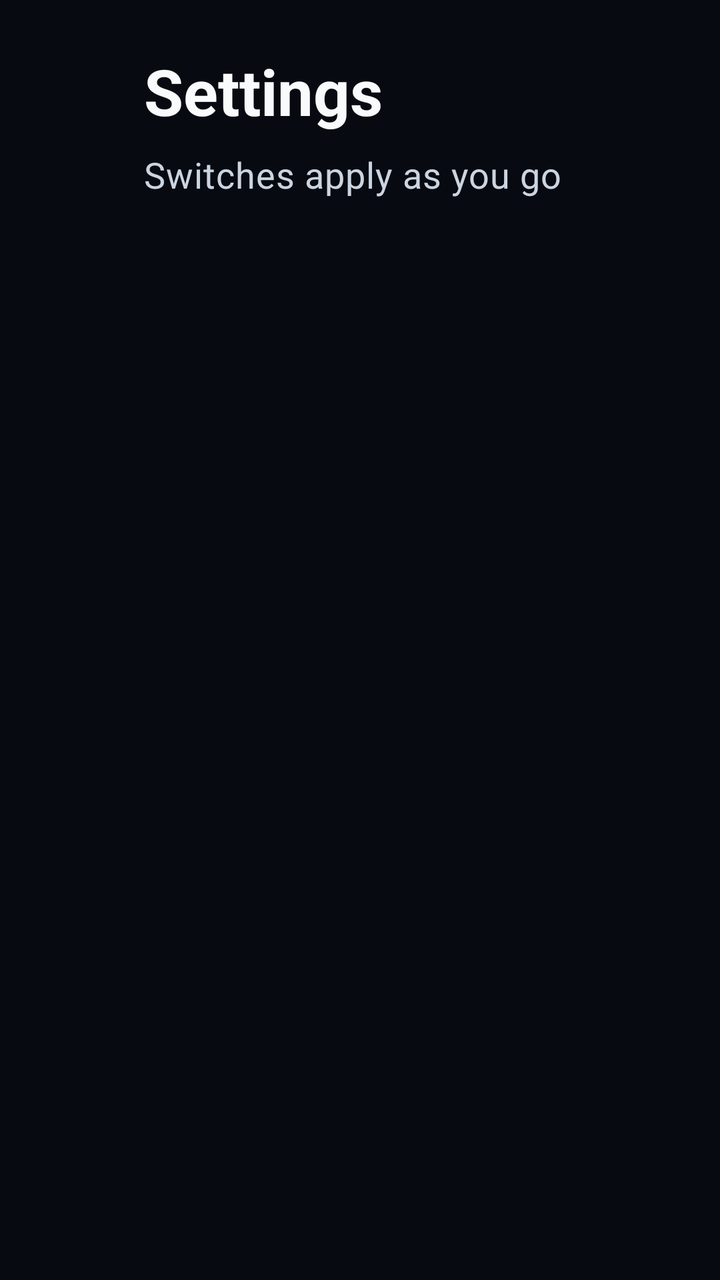
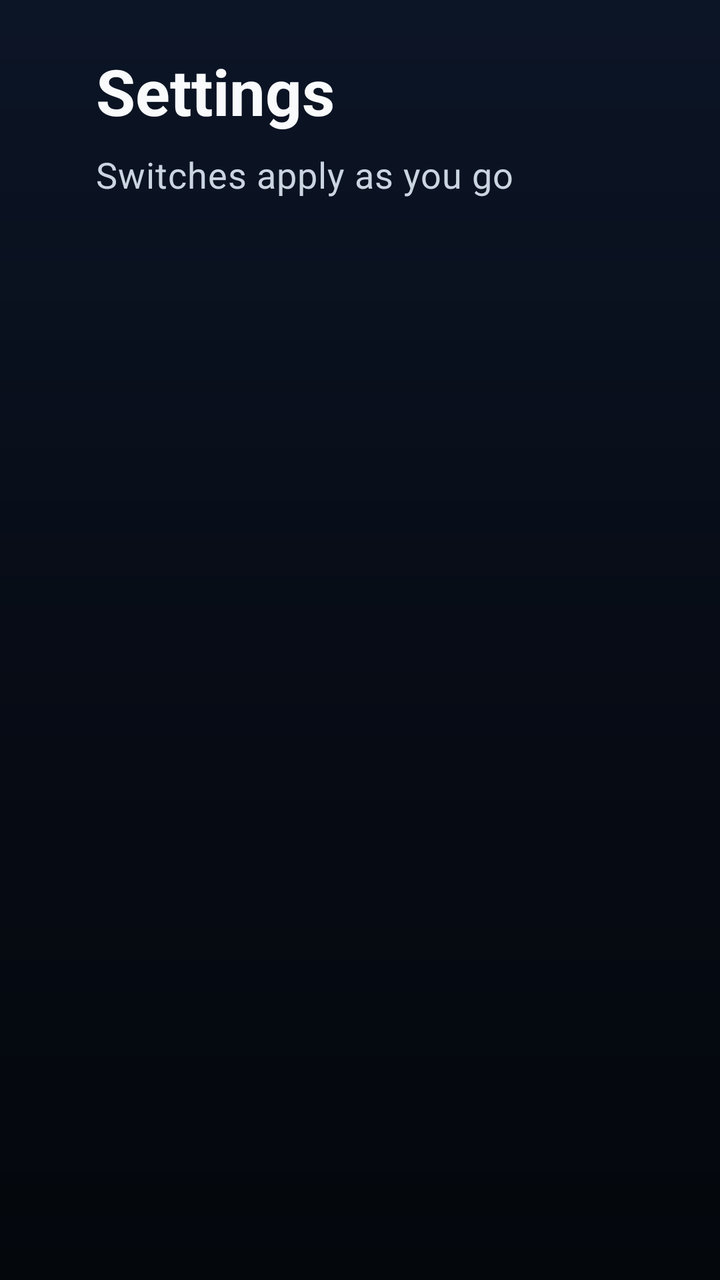

Two renders of the same Android screen: before a commit and after it. Below are the layout's source before the change and the commit's diff.
<!-- AndroidManifest.xml: application theme Theme.P2ptap.Tv -->
<!-- res/layout/fragment_tv_settings.xml -->
<?xml version="1.0" encoding="utf-8"?>
<androidx.constraintlayout.widget.ConstraintLayout
    xmlns:android="http://schemas.android.com/apk/res/android"
    xmlns:app="http://schemas.android.com/apk/res-auto"
    android:layout_width="match_parent"
    android:layout_height="match_parent"
    android:background="@color/md_theme_background"
    android:paddingStart="@dimen/tv_screen_padding_h"
    android:paddingTop="@dimen/tv_screen_padding_v"
    android:paddingEnd="@dimen/tv_screen_padding_h"
    android:paddingBottom="@dimen/tv_screen_padding_v">

    <TextView
        android:id="@+id/tv_screen_title"
        android:layout_width="wrap_content"
        android:layout_height="wrap_content"
        android:text="@string/tv_screen_settings"
        android:textAppearance="@style/TextAppearance.P2ptap.Tv.HeadlineMedium"
        android:textColor="@color/md_theme_onBackground"
        app:layout_constraintTop_toTopOf="parent"
        app:layout_constraintStart_toStartOf="parent" />

    <TextView
        android:id="@+id/tv_screen_subtitle"
        android:layout_width="wrap_content"
        android:layout_height="wrap_content"
        android:layout_marginTop="8dp"
        android:text="@string/tv_screen_settings_hint"
        android:textAppearance="@style/TextAppearance.P2ptap.Tv.BodyMedium"
        android:textColor="@color/md_theme_onSurfaceVariant"
        app:layout_constraintTop_toBottomOf="@id/tv_screen_title"
        app:layout_constraintStart_toStartOf="parent" />

    <LinearLayout
        android:id="@+id/tv_settings_groups"
        android:layout_width="0dp"
        android:layout_height="0dp"
        android:layout_marginTop="20dp"
        android:orientation="vertical"
        app:layout_constraintTop_toBottomOf="@id/tv_screen_subtitle"
        app:layout_constraintBottom_toBottomOf="parent"
        app:layout_constraintStart_toStartOf="parent"
        app:layout_constraintEnd_toEndOf="parent">

        
        <LinearLayout
            android:id="@+id/tv_settings_lead"
            android:layout_width="match_parent"
            android:layout_height="wrap_content"
            android:orientation="vertical" />

        <LinearLayout
            android:id="@+id/tv_settings_columns"
            android:layout_width="match_parent"
            android:layout_height="wrap_content"
            android:layout_marginTop="@dimen/tv_group_gap"
            android:orientation="horizontal">

            <LinearLayout
                android:id="@+id/tv_settings_column_left"
                android:layout_width="0dp"
                android:layout_height="wrap_content"
                android:layout_weight="1"
                android:layout_marginEnd="@dimen/tv_column_gutter"
                android:orientation="vertical" />

            <LinearLayout
                android:id="@+id/tv_settings_column_right"
                android:layout_width="0dp"
                android:layout_height="wrap_content"
                android:layout_weight="1"
                android:layout_marginStart="@dimen/tv_column_gutter"
                android:orientation="vertical" />

        </LinearLayout>

    </LinearLayout>

</androidx.constraintlayout.widget.ConstraintLayout>
<!-- resources referenced by this layout -->
<resources>
  <dimen name="tv_screen_padding_h">72dp</dimen>
  <style name="Theme.P2ptap.Tv" parent="Theme.Material3.DayNight.NoActionBar">
          
          <item name="colorPrimary">@color/md_theme_primary</item>
          <item name="colorOnPrimary">@color/md_theme_onPrimary</item>
          <item name="colorPrimaryContainer">@color/md_theme_primaryContainer</item>
          <item name="colorOnPrimaryContainer">@color/md_theme_onPrimaryContainer</item>
          <item name="colorSecondary">@color/md_theme_secondary</item>
          <item name="colorOnSecondary">@color/md_theme_onSecondary</item>
          <item name="colorSecondaryContainer">@color/md_theme_secondaryContainer</item>
          <item name="colorOnSecondaryContainer">@color/md_theme_onSecondaryContainer</item>
          <item name="colorTertiary">@color/md_theme_tertiary</item>
          <item name="colorOnTertiary">@color/md_theme_onTertiary</item>
          <item name="colorTertiaryContainer">@color/md_theme_tertiaryContainer</item>
          <item name="colorOnTertiaryContainer">@color/md_theme_onTertiaryContainer</item>
          <item name="colorError">@color/md_theme_error</item>
          <item name="colorOnError">@color/md_theme_onError</item>
          <item name="colorErrorContainer">@color/md_theme_errorContainer</item>
          <item name="colorOnErrorContainer">@color/md_theme_onErrorContainer</item>
  
          
          <item name="android:colorBackground">@color/md_theme_background</item>
          <item name="android:windowBackground">@color/md_theme_background</item>
          <item name="android:textColorPrimary">@color/md_theme_onBackground</item>
          <item name="android:textColorSecondary">@color/md_theme_onSurfaceVariant</item>
          <item name="android:colorAccent">@color/md_theme_primary</item>
  
          <item name="colorSurface">@color/md_theme_surface</item>
          <item name="colorOnSurface">@color/md_theme_onSurface</item>
          <item name="colorSurfaceVariant">@color/md_theme_surfaceVariant</item>
          <item name="colorOnSurfaceVariant">@color/md_theme_onSurfaceVariant</item>
          <item name="colorSurfaceContainerLowest">@color/md_theme_surfaceContainerLowest</item>
          <item name="colorSurfaceContainerLow">@color/md_theme_surfaceContainerLow</item>
          <item name="colorSurfaceContainer">@color/md_theme_surfaceContainer</item>
          <item name="colorSurfaceContainerHigh">@color/md_theme_surfaceContainerHigh</item>
          <item name="colorSurfaceContainerHighest">@color/md_theme_surfaceContainerHighest</item>
          <item name="colorOnSurfaceInverse">@color/md_theme_inverseSurface</item>
  
          <item name="colorOutline">@color/md_theme_outline</item>
          <item name="colorOutlineVariant">@color/md_theme_outlineVariant</item>
  
          
          <item name="textAppearanceDisplaySmall">@style/TextAppearance.P2ptap.Tv.DisplaySmall</item>
          <item name="textAppearanceDisplayMedium">@style/TextAppearance.P2ptap.Tv.DisplayMedium</item>
          <item name="textAppearanceDisplayLarge">@style/TextAppearance.P2ptap.Tv.DisplayLarge</item>
          <item name="textAppearanceHeadlineSmall">@style/TextAppearance.P2ptap.Tv.HeadlineSmall</item>
          <item name="textAppearanceHeadlineMedium">@style/TextAppearance.P2ptap.Tv.HeadlineMedium</item>
          <item name="textAppearanceTitleLarge">@style/TextAppearance.P2ptap.Tv.TitleLarge</item>
          <item name="textAppearanceTitleMedium">@style/TextAppearance.P2ptap.Tv.TitleMedium</item>
          <item name="textAppearanceBodyLarge">@style/TextAppearance.P2ptap.Tv.BodyLarge</item>
          <item name="textAppearanceBodyMedium">@style/TextAppearance.P2ptap.Tv.BodyMedium</item>
          <item name="textAppearanceBodySmall">@style/TextAppearance.P2ptap.Tv.BodySmall</item>
          <item name="textAppearanceLabelLarge">@style/TextAppearance.P2ptap.Tv.LabelLarge</item>
          <item name="textAppearanceLabelMedium">@style/TextAppearance.P2ptap.Tv.LabelMedium</item>
          <item name="textAppearanceLabelSmall">@style/TextAppearance.P2ptap.Tv.LabelSmall</item>
  
          
  
          
          <item name="android:windowIsTranslucent">false</item>
          <item name="android:windowContentOverlay">@null</item>
          <item name="android:statusBarColor">@color/md_theme_background</item>
          <item name="android:navigationBarColor">@color/md_theme_background</item>
          <item name="android:windowNoTitle">true</item>
          <item name="android:windowActionBar">false</item>
  
          
          <item name="baseCardViewStyle">@style/Widget.Leanback.BaseCardViewStyle</item>
          <item name="headersVerticalGridStyle">@style/Widget.Leanback.Headers.VerticalGridView</item>
          <item name="rowsVerticalGridStyle">@style/Widget.Leanback.Rows.VerticalGridView</item>
          <item name="itemsVerticalGridStyle">@style/Widget.Leanback.GridItems.VerticalGridView</item>
  
          
          <item name="android:divider">@null</item>
          <item name="android:dividerHeight">0dp</item>
          <item name="android:buttonStyle">@style/Widget.P2ptap.Tv.Button</item>
      </style>
  <!-- unchanged entries left out for length: 50 -->
</resources>

<!-- the commit's change to res/layout/fragment_tv_settings.xml (unified diff, before → after) -->
@@ -4,7 +4,7 @@
     xmlns:app="http://schemas.android.com/apk/res-auto"
     android:layout_width="match_parent"
     android:layout_height="match_parent"
-    android:background="@color/md_theme_background"
+    android:background="@drawable/tv_bg_window"
     android:paddingStart="@dimen/tv_screen_padding_h"
     android:paddingTop="@dimen/tv_screen_padding_v"
     android:paddingEnd="@dimen/tv_screen_padding_h"
<!-- resource entries referenced after the edit -->
@@ -1,6 +1,16 @@
 <!-- resources referenced by this layout -->
 <resources>
-  <dimen name="tv_screen_padding_h">72dp</dimen>
+  <dimen name="tv_screen_padding_h">48dp</dimen>
+  <!-- drawable tv_bg_window (drawable) -->
+  <?xml version="1.0" encoding="utf-8"?>
+  <shape xmlns:android="http://schemas.android.com/apk/res/android"
+      android:shape="rectangle">
+      <gradient
+          android:angle="270"
+          android:startColor="#0C1526"
+          android:centerColor="#070C16"
+          android:endColor="#04070C" />
+  </shape>
   <style name="Theme.P2ptap.Tv" parent="Theme.Material3.DayNight.NoActionBar">
           
           <item name="colorPrimary">@color/md_theme_primary</item>
@@ -22,7 +32,8 @@
   
           
           <item name="android:colorBackground">@color/md_theme_background</item>
-          <item name="android:windowBackground">@color/md_theme_background</item>
+          
+          <item name="android:windowBackground">@drawable/tv_bg_window</item>
           <item name="android:textColorPrimary">@color/md_theme_onBackground</item>
           <item name="android:textColorSecondary">@color/md_theme_onSurfaceVariant</item>
           <item name="android:colorAccent">@color/md_theme_primary</item>
